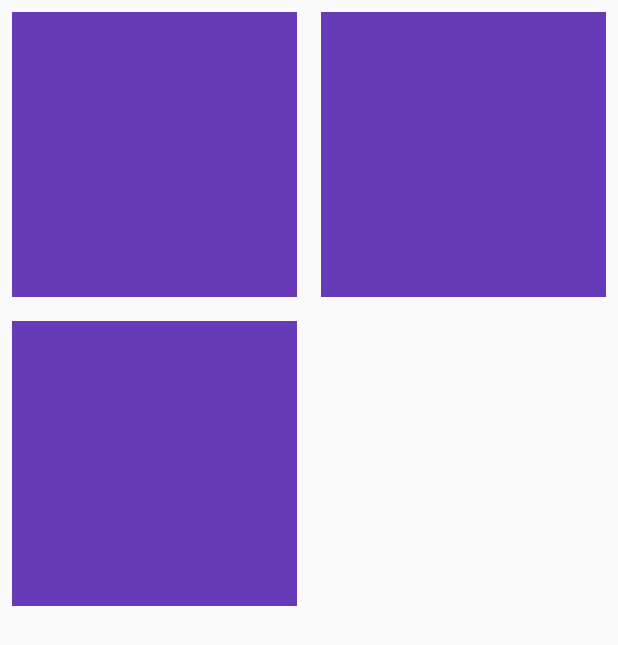
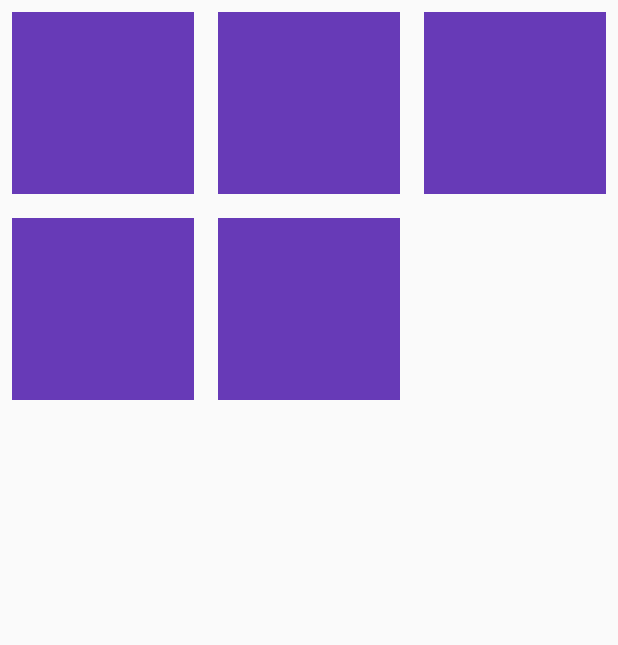
Before and after one commit to asahaya/widget_of_the_day_220813, a Flutter app: the screen it shows after launch, on a phone screen of 412 x 824 dp. Shown: the top 645 px of the screen. Run offline on Flutter 3.47's test engine with Material 2 defaults, Android fonts, the phone set to English and light mode, and no system bars.

Commit message:
no07_GridView.builder

```diff
--- a/lib/no07_GridView_Builder.dart
+++ b/lib/no07_GridView_Builder.dart
@@ -12,37 +12,21 @@ class _No07_GridView_BuilderState extends State<No07_GridView_Builder> {
   Widget build(BuildContext context) {
     return MaterialApp(
       home: Scaffold(
-        body: GridView.count(
-          //横に並べる数
-          crossAxisCount: 2,
-          children: [
-            Padding(
+          body: GridView.builder(
+              //配列する個数
+              itemCount: 5,
+              gridDelegate:
+                  SliverGridDelegateWithFixedCrossAxisCount(crossAxisCount: 3),
+              itemBuilder: (context, index) {
+                return Padding(
                   padding: const EdgeInsets.all(8.0),
                   child: Container(
                     height: 50,
                     width: 50,
                     color: Colors.deepPurple,
                   ),
-            ),
-            Padding(
-              padding: const EdgeInsets.all(8.0),
-              child: Container(
-                height: 50,
-                width: 50,
-                color: Colors.deepPurple,
-              ),
-            ),
-            Padding(
-              padding: const EdgeInsets.all(8.0),
-              child: Container(
-                height: 50,
-                width: 50,
-                color: Colors.deepPurple,
-              ),
-            ),
-          ],
-        ),
-      ),
+                );
+              })),
     );
   }
 }
```
Lines whose indentation alone changed are shown as unchanged.
